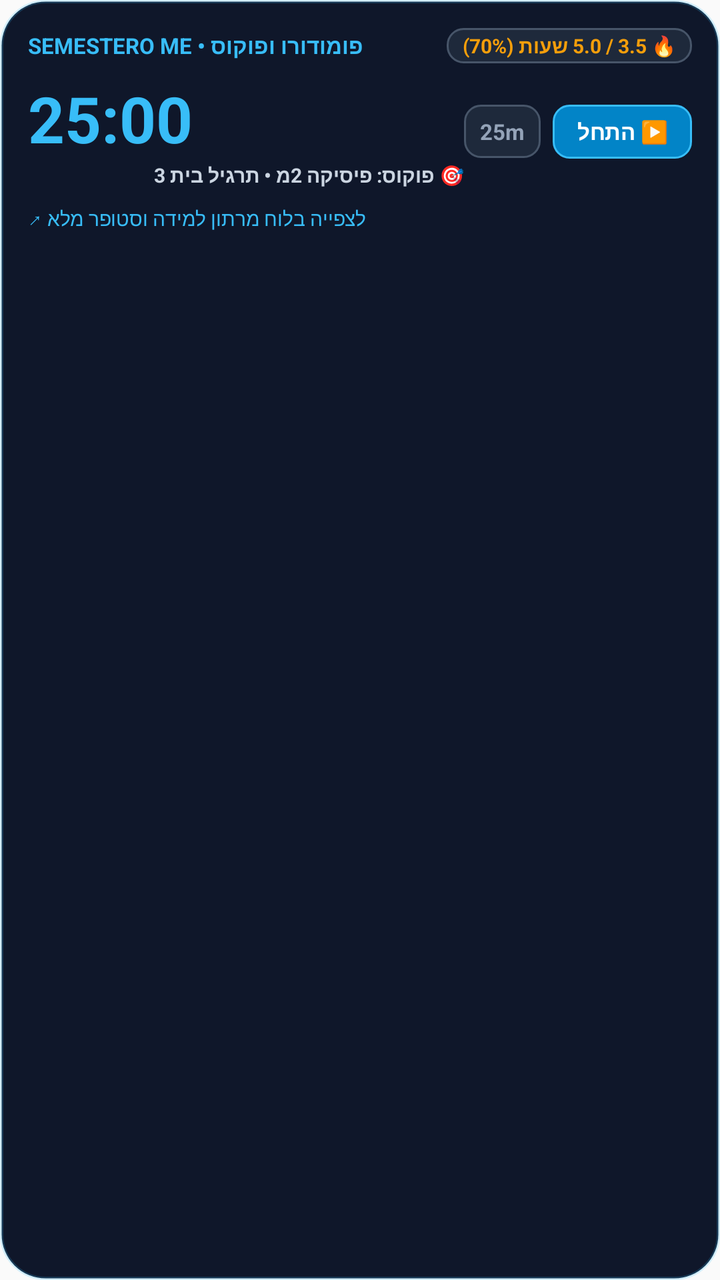
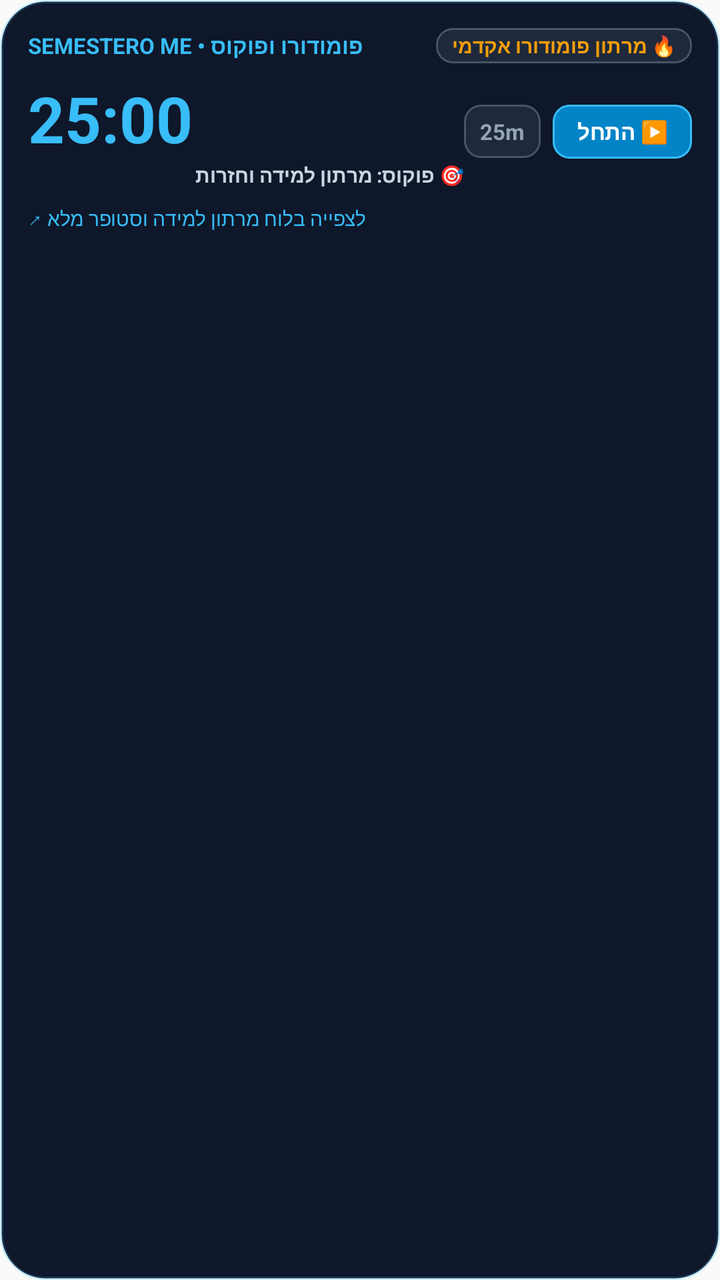

Before-and-after screenshots of an Android layout around one commit, followed by the original layout XML and the change that was made.
<!-- AndroidManifest.xml: application theme AppTheme -->
<!-- res/layout/widget_pomodoro.xml -->
<?xml version="1.0" encoding="utf-8"?>
<LinearLayout xmlns:android="http://schemas.android.com/apk/res/android"
    android:id="@+id/widget_pomodoro_root"
    android:layout_width="match_parent"
    android:layout_height="match_parent"
    android:background="@drawable/widget_card_bg"
    android:orientation="vertical"
    android:padding="14dp">

    
    <LinearLayout
        android:layout_width="match_parent"
        android:layout_height="wrap_content"
        android:orientation="horizontal"
        android:gravity="center_vertical">

        <TextView
            android:layout_width="0dp"
            android:layout_height="wrap_content"
            android:layout_weight="1"
            android:text="SEMESTERO ME • פומודורו ופוקוס"
            android:textColor="#38bdf8"
            android:textSize="11sp"
            android:textStyle="bold" />

        <TextView
            android:id="@+id/widget_pomodoro_daily_goal"
            android:layout_width="wrap_content"
            android:layout_height="wrap_content"
            android:background="@drawable/widget_badge_bg"
            android:paddingLeft="8dp"
            android:paddingRight="8dp"
            android:paddingTop="2dp"
            android:paddingBottom="2dp"
            android:text="🔥 3.5 / 5.0 שעות (70%)"
            android:textColor="#f59e0b"
            android:textSize="10sp"
            android:textStyle="bold" />
    </LinearLayout>

    
    <LinearLayout
        android:layout_width="match_parent"
        android:layout_height="wrap_content"
        android:layout_marginTop="6dp"
        android:orientation="horizontal"
        android:gravity="center_vertical">

        
        <LinearLayout
            android:layout_width="0dp"
            android:layout_height="wrap_content"
            android:layout_weight="1"
            android:orientation="vertical">

            <TextView
                android:id="@+id/widget_pomodoro_time"
                android:layout_width="wrap_content"
                android:layout_height="wrap_content"
                android:text="25:00"
                android:textColor="#38bdf8"
                android:textSize="32sp"
                android:textStyle="bold" />

            <TextView
                android:id="@+id/widget_pomodoro_task_title"
                android:layout_width="match_parent"
                android:layout_height="wrap_content"
                android:text="🎯 פוקוס: פיסיקה 2מ • תרגיל בית 3"
                android:textColor="#cbd5e1"
                android:textSize="10sp"
                android:textStyle="bold"
                android:maxLines="1"
                android:ellipsize="end" />
        </LinearLayout>

        
        <LinearLayout
            android:layout_width="wrap_content"
            android:layout_height="wrap_content"
            android:orientation="horizontal"
            android:gravity="center">

            
            <TextView
                android:id="@+id/btn_pomodoro_mode"
                android:layout_width="wrap_content"
                android:layout_height="wrap_content"
                android:layout_marginRight="6dp"
                android:background="@drawable/widget_badge_bg"
                android:paddingLeft="8dp"
                android:paddingRight="8dp"
                android:paddingTop="6dp"
                android:paddingBottom="6dp"
                android:text="25m"
                android:textColor="#94a3b8"
                android:textSize="11sp"
                android:textStyle="bold" />

            
            <TextView
                android:id="@+id/btn_pomodoro_toggle"
                android:layout_width="wrap_content"
                android:layout_height="wrap_content"
                android:background="@drawable/widget_button_cyan_bg"
                android:paddingLeft="12dp"
                android:paddingRight="12dp"
                android:paddingTop="6dp"
                android:paddingBottom="6dp"
                android:text="▶️ התחל"
                android:textColor="#ffffff"
                android:textSize="11sp"
                android:textStyle="bold" />
        </LinearLayout>
    </LinearLayout>

    
    <TextView
        android:layout_width="match_parent"
        android:layout_height="wrap_content"
        android:layout_marginTop="8dp"
        android:text="לצפייה בלוח מרתון למידה וסטופר מלא ↗"
        android:textColor="#38bdf8"
        android:textSize="10sp"
        android:gravity="left" />
</LinearLayout>
<!-- resources referenced by this layout -->
<resources>
  <!-- drawable widget_badge_bg (drawable) -->
  <?xml version="1.0" encoding="utf-8"?>
  <shape xmlns:android="http://schemas.android.com/apk/res/android"
      android:shape="rectangle">
      <solid android:color="#1e293b" />
      <corners android:radius="8dp" />
      <stroke
          android:width="1dp"
          android:color="#475569" />
  </shape>
  <!-- drawable widget_button_cyan_bg (drawable) -->
  <?xml version="1.0" encoding="utf-8"?>
  <shape xmlns:android="http://schemas.android.com/apk/res/android"
      android:shape="rectangle">
      <solid android:color="#0284c7" />
      <corners android:radius="8dp" />
      <stroke
          android:width="1dp"
          android:color="#38bdf8" />
  </shape>
  <!-- drawable widget_card_bg (drawable) -->
  <?xml version="1.0" encoding="utf-8"?>
  <shape xmlns:android="http://schemas.android.com/apk/res/android"
      android:shape="rectangle">
      <solid android:color="#0f172a" />
      <corners android:radius="22dp" />
      <stroke
          android:width="1.5dp"
          android:color="#3338bdf8" />
  </shape>
  <style name="AppTheme" parent="Theme.AppCompat.Light.DarkActionBar">
          
          <item name="colorPrimary">@color/colorPrimary</item>
          <item name="colorPrimaryDark">@color/colorPrimaryDark</item>
          <item name="colorAccent">@color/colorAccent</item>
      </style>
</resources>

<!-- the commit's change to res/layout/widget_pomodoro.xml (unified diff, before → after) -->
@@ -32,7 +32,7 @@
             android:paddingRight="8dp"
             android:paddingTop="2dp"
             android:paddingBottom="2dp"
-            android:text="🔥 3.5 / 5.0 שעות (70%)"
+            android:text="🔥 מרתון פומודורו אקדמי"
             android:textColor="#f59e0b"
             android:textSize="10sp"
             android:textStyle="bold" />
@@ -66,7 +66,7 @@
                 android:id="@+id/widget_pomodoro_task_title"
                 android:layout_width="match_parent"
                 android:layout_height="wrap_content"
-                android:text="🎯 פוקוס: פיסיקה 2מ • תרגיל בית 3"
+                android:text="🎯 פוקוס: מרתון למידה וחזרות"
                 android:textColor="#cbd5e1"
                 android:textSize="10sp"
                 android:textStyle="bold"
